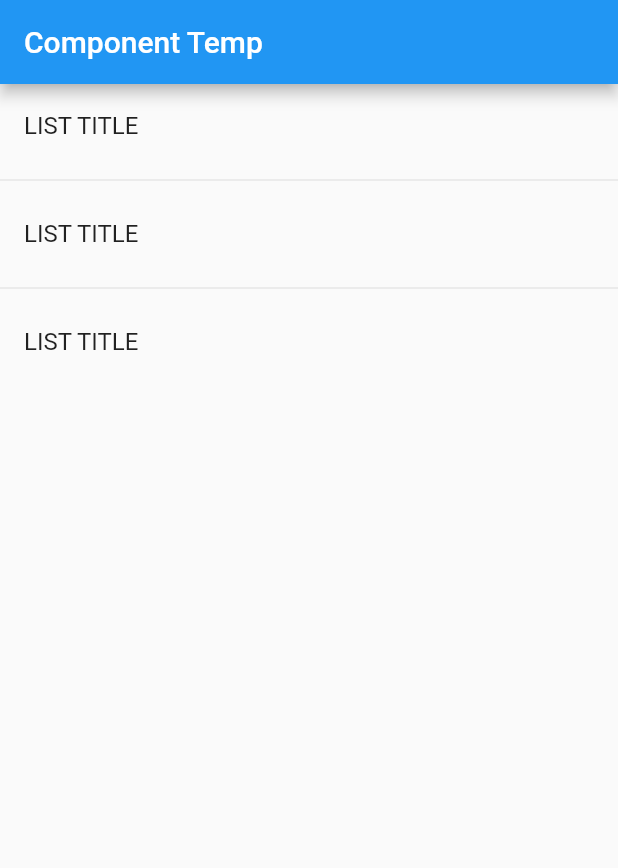
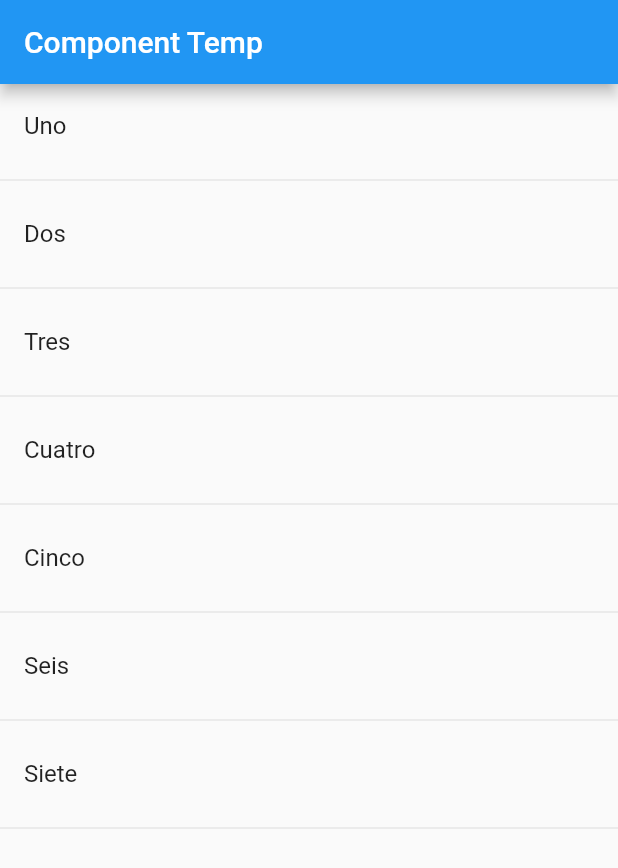
Before and after one commit to lemaedu/app02, a Flutter app: the screen it shows after launch, on a phone screen of 412 x 824 dp. Shown: the top 868 px of the screen. Run offline on Flutter 3.47's test engine with Material 2 defaults, Android fonts, the phone set to English and light mode, and no system bars.

Commit message:
Crear ListTiles a partir de una lista

```diff
--- a/lib/src/pages/home_temp.dart
+++ b/lib/src/pages/home_temp.dart
@@ -1,7 +1,16 @@
 import 'package:flutter/material.dart';
 
 class HomePageTemp extends StatelessWidget {
-  const HomePageTemp({Key key}) : super(key: key);
+  final opciociones = [
+    'Uno',
+    'Dos',
+    'Tres',
+    'Cuatro',
+    'Cinco',
+    'Seis',
+    'Siete'
+  ];
+  //const HomePageTemp({Key key}) : super(key: key);
 
   @override
   Widget build(BuildContext context) {
@@ -10,20 +19,21 @@ class HomePageTemp extends StatelessWidget {
         title: Text('Component Temp'),
       ),
       body: ListView(
-        children: <Widget>[
-          ListTile(
-            title: Text('LIST TITLE'),
-          ),
-          Divider(),
-          ListTile(
-            title: Text('LIST TITLE'),
-          ),
-          Divider(),
-          ListTile(
-            title: Text('LIST TITLE'),
-          )
-        ],
+        children: _creatItems(),
       ),
     );
   }
+
+  List<Widget> _creatItems() {
+    List<Widget> lista = new List<Widget>();
+    for (String opt in opciociones) {
+      final tempWidgets = ListTile(
+        title: Text(opt),
+      );
+      lista..add(tempWidgets)..add(Divider());
+    }
+    return lista;
+  }
+
+  List<Widget> _creatItemCorto() {}
 }
```
